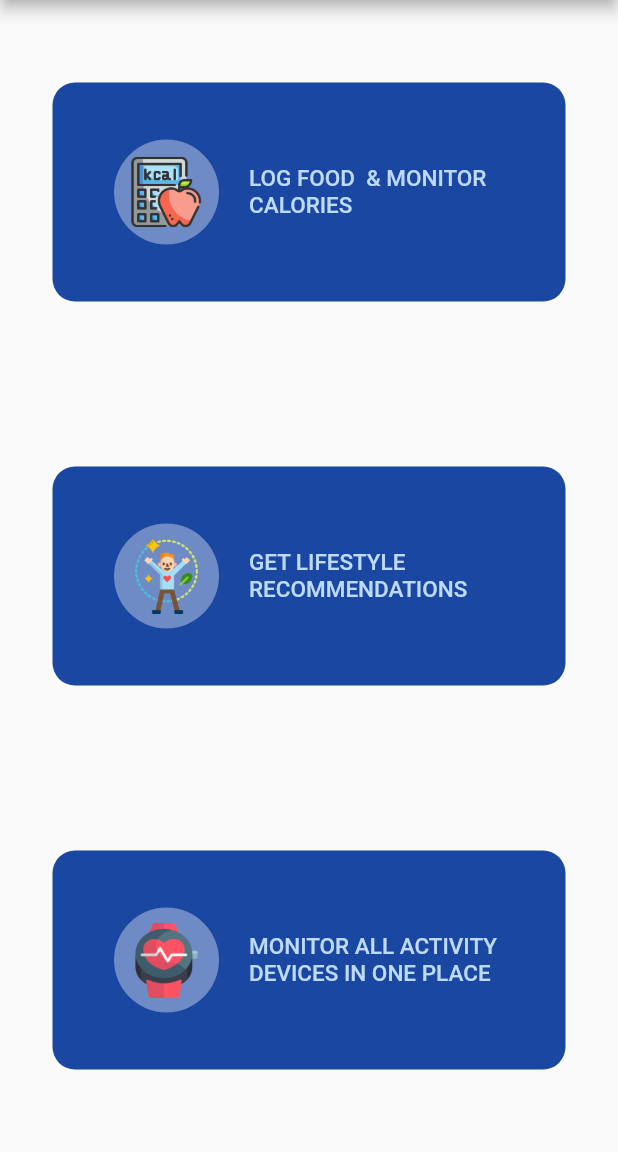
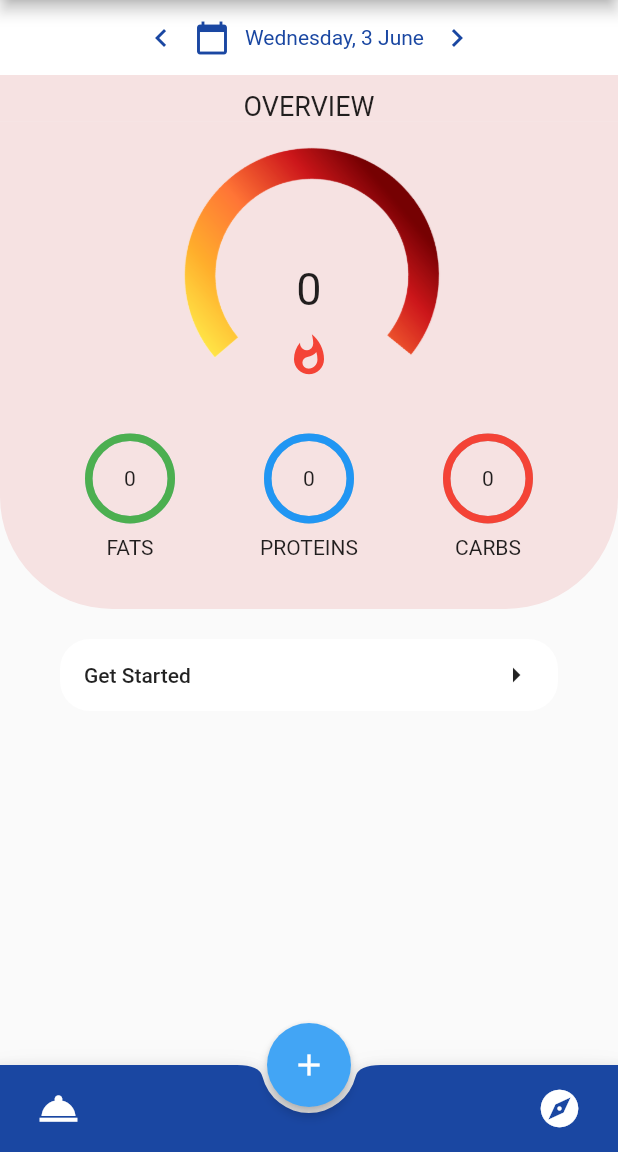
Before and after one commit to Z1Ranger/QCRI-Nutrition-Project, a Flutter app: the LoggedInHome screen opened directly, after a tap on an icon or button, on a phone screen of 412 x 824 dp, the part 84-1236 px from its top. Run offline on Flutter 3.47's test engine with Material 2 defaults, Android fonts, the phone set to English and light mode, and no system bars; drawn by our look-alikes of percent_indicator.

Commit message:
added food login overview page

```diff
--- a/siha_app_v2/sihav2/lib/constants.dart
+++ b/siha_app_v2/sihav2/lib/constants.dart
@@ -8,3 +8,28 @@ const kDimPink = Color(0x50ECACAC);
 const String kAppBarLogo = 'images/logo.jpg';
 
 const kEmail = '';
+
+const List<String> weekdays = [
+  'Sunday',
+  'Monday',
+  'Tuesday',
+  'Wednesday',
+  'Thursday',
+  'Friday',
+  'Saturday'
+];
+
+const List<String> months = [
+  'January',
+  'February ',
+  'March',
+  'April',
+  'May',
+  'June',
+  'July',
+  'August',
+  'September',
+  'October',
+  'November',
+  'December'
+];
--- /dev/null
+++ b/siha_app_v2/sihav2/lib/screens/food_logging_overview.dart
@@ -0,0 +1,228 @@
+import 'package:flutter/cupertino.dart';
+import 'package:flutter/material.dart';
+import 'user_page.dart';
+import 'package:org/constants.dart';
+import 'package:org/widgets/circular_nutritional_indicator.dart';
+
+bool experiencedUser = false;
+
+class FoodLoggingOverview extends StatefulWidget {
+  @override
+  _FoodLoggingOverviewState createState() => _FoodLoggingOverviewState();
+}
+
+class _FoodLoggingOverviewState extends State<FoodLoggingOverview> {
+  @override
+  Widget build(BuildContext context) {
+    return Scaffold(
+      appBar: AppBar(
+        backgroundColor: kMainTheme,
+        title: Image.asset(
+          kAppBarLogo,
+          height: 100,
+          width: 100,
+        ),
+        centerTitle: true,
+        actions: <Widget>[
+          // action button
+          Padding(
+            padding: const EdgeInsets.only(right: 5),
+            child: IconButton(
+              icon: Icon(Icons.account_circle),
+              onPressed: () {
+                Navigator.push(
+                  context,
+                  MaterialPageRoute(builder: (context) => UserPage()),
+                );
+              },
+            ),
+          ),
+        ],
+      ),
+      floatingActionButtonLocation: FloatingActionButtonLocation.centerDocked,
+      floatingActionButton: FloatingActionButton(
+        onPressed: () {},
+        tooltip: 'Add food eaten for the day',
+        child: Icon(
+          Icons.add,
+        ),
+        backgroundColor: Colors.blue[400],
+        elevation: 3.0,
+      ),
+      bottomNavigationBar: BottomAppBar(
+        color: kMainTheme,
+        shape: CircularNotchedRectangle(),
+        child: Padding(
+          padding: const EdgeInsets.symmetric(vertical: 5, horizontal: 15),
+          child: Row(
+            mainAxisSize: MainAxisSize.max,
+            mainAxisAlignment: MainAxisAlignment.spaceBetween,
+            children: <Widget>[
+              IconButton(
+                icon: Icon(
+                  Icons.room_service,
+                  size: 30,
+                  color: Colors.white,
+                ),
+                onPressed: () {
+//                  Navigator.push(
+//                    context,
+//                    MaterialPageRoute(builder: (context) => FoodHistory()),
+//                  );
+                },
+              ),
+              IconButton(
+                icon: Icon(
+                  Icons.explore,
+                  size: 30,
+                  color: Colors.white,
+                ),
+                onPressed: () {
+//                  Navigator.push(
+//                    context,
+//                    MaterialPageRoute(builder: (context) => DiscoverPage()),
+//                  );
+                },
+              ),
+            ],
+          ),
+        ),
+      ),
+      body: Column(
+        crossAxisAlignment: CrossAxisAlignment.stretch,
+        children: <Widget>[
+          Container(
+            color: Colors.white,
+            height: 50,
+            child: Row(
+              mainAxisAlignment: MainAxisAlignment.center,
+              children: <Widget>[
+                Icon(
+                  Icons.chevron_left,
+                  color: kMainTheme,
+                ),
+                SizedBox(
+                  width: 10,
+                ),
+                Icon(
+                  Icons.calendar_today,
+                  color: kMainTheme,
+                ),
+                SizedBox(
+                  width: 10,
+                ),
+                Text(
+                  '${weekdays[DateTime.now().weekday % 7]}, ${DateTime.now().day} ${months[DateTime.now().month - 1]}',
+                  style: TextStyle(color: kMainTheme),
+                ),
+                SizedBox(
+                  width: 10,
+                ),
+                Icon(
+                  Icons.chevron_right,
+                  color: kMainTheme,
+                ),
+              ],
+            ),
+          ),
+          Container(
+            padding: EdgeInsets.only(top: 10),
+            color: kDimPink,
+            child: Text(
+              'OVERVIEW',
+              style: TextStyle(fontSize: 18),
+              textAlign: TextAlign.center,
+            ),
+          ),
+          Container(
+            padding: EdgeInsets.only(top: 10, left: 50, right: 50),
+            color: kDimPink,
+            child: Container(
+              child: Column(
+                mainAxisAlignment: MainAxisAlignment.end,
+                children: <Widget>[
+                  Padding(
+                    padding: const EdgeInsets.all(8.0),
+                    child: Text(
+                      '0',
+                      style: TextStyle(fontSize: 30),
+                    ),
+                  ),
+                  Padding(
+                    padding: const EdgeInsets.symmetric(vertical: 4),
+                    child: Icon(
+                      Icons.whatshot,
+                      size: 30,
+                      color: Colors.red,
+                    ),
+                  ),
+                ],
+              ),
+              height: 165,
+              width: 165,
+              decoration: BoxDecoration(
+                image: DecorationImage(
+                  image: AssetImage(
+                    'images/wheel.PNG',
+                  ),
+                ),
+              ),
+            ),
+          ),
+          Container(
+            height: 150,
+            child: Row(
+              mainAxisAlignment: MainAxisAlignment.spaceEvenly,
+              children: <Widget>[
+                CircularNutritionIndicator(
+                  color: Colors.green,
+                  nutrition: 'FATS',
+                ),
+                CircularNutritionIndicator(
+                  color: Colors.blue,
+                  nutrition: 'PROTEINS',
+                ),
+                CircularNutritionIndicator(
+                  color: Colors.red,
+                  nutrition: 'CARBS',
+                ),
+              ],
+            ),
+            decoration: BoxDecoration(
+              color: kDimPink,
+              borderRadius: BorderRadius.only(
+                bottomLeft: Radius.circular(75),
+                bottomRight: Radius.circular(75),
+              ),
+            ),
+          ),
+          ListView(
+            scrollDirection: Axis.vertical,
+            shrinkWrap: true,
+            children: <Widget>[
+              !experiencedUser
+                  ? Container(
+                      decoration: BoxDecoration(
+                        borderRadius: BorderRadius.circular(20),
+                        color: Colors.white,
+                      ),
+                      margin: EdgeInsets.fromLTRB(40, 20, 40, 20),
+                      child: FlatButton(
+                        child: Row(
+                          mainAxisAlignment: MainAxisAlignment.spaceBetween,
+                          children: <Widget>[
+                            Text('Get Started'),
+                            Icon(Icons.arrow_right)
+                          ],
+                        ),
+                        onPressed: () => experiencedUser = true,
+                      ),
+                    )
+                  : SizedBox(),
+            ],
+          ),
+        ],
+      ),
+    );
+  }
+}
--- a/siha_app_v2/sihav2/lib/screens/loggedin_home.dart
+++ b/siha_app_v2/sihav2/lib/screens/loggedin_home.dart
@@ -1,5 +1,6 @@
 import 'package:flutter/material.dart';
 import 'package:org/constants.dart';
+import 'package:org/screens/food_logging_overview.dart';
 import 'package:org/widgets/functionality_widget.dart';
 import 'package:org/screens/user_page.dart';
 
@@ -37,7 +38,11 @@ class LoggedInHome extends StatelessWidget {
               decoration: BoxDecoration(
                   borderRadius: BorderRadius.circular(15), color: kMainTheme),
               child: FlatButton(
-                onPressed: () {},
+                onPressed: () => Navigator.push(
+                  context,
+                  MaterialPageRoute(
+                      builder: (context) => FoodLoggingOverview()),
+                ),
                 child: FunctionalityWidget(
                   image: 'images/calorie.png',
                   text: 'LOG FOOD  & MONITOR CALORIES',
--- /dev/null
+++ b/siha_app_v2/sihav2/lib/widgets/circular_nutritional_indicator.dart
@@ -0,0 +1,29 @@
+import 'package:flutter/material.dart';
+import 'package:percent_indicator/percent_indicator.dart';
+
+class CircularNutritionIndicator extends StatelessWidget {
+  final color;
+  final nutrition;
+
+  CircularNutritionIndicator({this.color, this.nutrition});
+
+  @override
+  Widget build(BuildContext context) {
+    return Column(
+      mainAxisAlignment: MainAxisAlignment.center,
+      children: <Widget>[
+        CircularPercentIndicator(
+          radius: 60.0,
+          lineWidth: 5.0,
+          percent: 1.0,
+          center: new Text("0"),
+          progressColor: color,
+        ),
+        Padding(
+          padding: const EdgeInsets.only(top: 8.0),
+          child: Text(nutrition),
+        )
+      ],
+    );
+  }
+}
--- a/siha_app_v2/sihav2/pubspec.yaml
+++ b/siha_app_v2/sihav2/pubspec.yaml
@@ -25,6 +25,8 @@ dependencies:
     sdk: flutter
 
   url_launcher: ^5.4.10
+
+  percent_indicator: ^2.1.4
 
 
   # The following adds the Cupertino Icons font to your application.
```
Also changed, not shown: siha_app_v2/sihav2/pubspec.lock.
